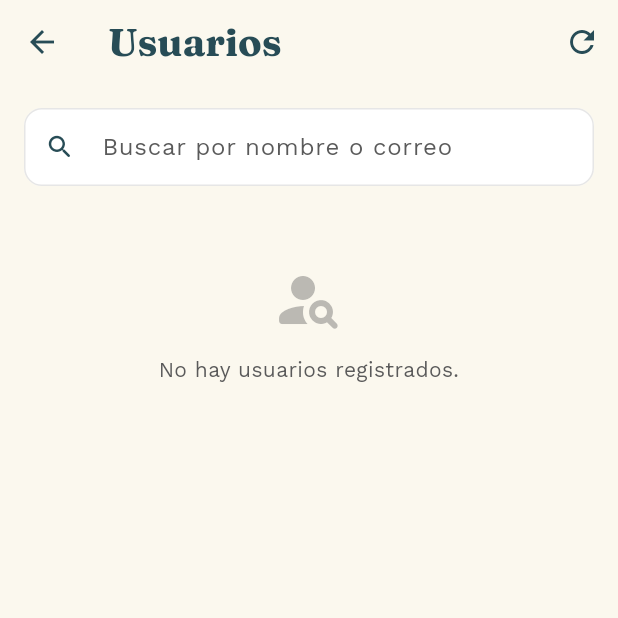
After one commit to LaurisDev/TripMeet, a Flutter app: the PanelAdminCertificadosScreen screen opened directly, after a tap on the "people alt" icon, on a phone screen of 412 x 824 dp, the top half of it. The commit adds this screen. Run offline on Flutter 3.47's test engine with Material 3 defaults, Android fonts, the phone set to English and light mode, and no system bars; our stand-ins replace camera, cloud_firestore, file_picker, firebase_auth, firebase_core, geolocator and 2 more; accounts and stored records are empty.

Commit message:
ver listado de usuarios registrados

```diff
--- /dev/null
+++ b/lib/gestion_usuarios_screen.dart
@@ -0,0 +1,370 @@
+import 'package:flutter/material.dart';
+
+import 'app_theme.dart';
+import 'form_styles.dart';
+import 'perfil_usuario_screen.dart';
+import 'usuarios_admin_service.dart';
+import 'widgets/aviso_error.dart';
+
+/// Panel del administrador (HU-30): listado completo de usuarios registrados,
+/// paginado, con búsqueda por nombre o correo. Al tocar un usuario se abre
+/// su perfil.
+class GestionUsuariosScreen extends StatefulWidget {
+  const GestionUsuariosScreen({this.service, this.abrirUsuario, super.key});
+
+  /// Servicio de usuarios (inyectable en pruebas).
+  final UsuariosAdminService? service;
+
+  /// Abre el perfil del usuario (inyectable en pruebas). Por defecto,
+  /// [PerfilUsuarioScreen].
+  final void Function(BuildContext context, UsuarioListado usuario)?
+  abrirUsuario;
+
+  @override
+  State<GestionUsuariosScreen> createState() => _GestionUsuariosScreenState();
+}
+
+class _GestionUsuariosScreenState extends State<GestionUsuariosScreen> {
+  late final UsuariosAdminService _service =
+      widget.service ?? UsuariosAdminService();
+  final TextEditingController _busqueda = TextEditingController();
+  final ScrollController _scroll = ScrollController();
+
+  List<UsuarioListado> _usuarios = <UsuarioListado>[];
+  bool _cargando = true;
+  String? _error;
+  int _pagina = 1;
+
+  @override
+  void initState() {
+    super.initState();
+    _cargar();
+  }
+
+  @override
+  void dispose() {
+    _busqueda.dispose();
+    _scroll.dispose();
+    super.dispose();
+  }
+
+  Future<void> _cargar() async {
+    setState(() {
+      _cargando = true;
+      _error = null;
+    });
+    try {
+      final List<UsuarioListado> usuarios = await _service.obtenerUsuarios();
+      if (mounted) setState(() => _usuarios = usuarios);
+    } on UsuariosAdminException catch (error) {
+      if (mounted) setState(() => _error = error.message);
+    } finally {
+      if (mounted) setState(() => _cargando = false);
+    }
+  }
+
+  void _irAPagina(int pagina) {
+    setState(() => _pagina = pagina);
+    if (_scroll.hasClients) _scroll.jumpTo(0);
+  }
+
+  void _abrir(UsuarioListado usuario) {
+    final void Function(BuildContext, UsuarioListado)? abrir =
+        widget.abrirUsuario;
+    if (abrir != null) {
+      abrir(context, usuario);
+      return;
+    }
+    Navigator.of(context).push(
+      MaterialPageRoute<void>(
+        builder: (_) => PerfilUsuarioScreen(uid: usuario.uid),
+      ),
+    );
+  }
+
+  @override
+  Widget build(BuildContext context) {
+    return Scaffold(
+      backgroundColor: AppTheme.crema,
+      appBar: AppBar(
+        title: const Text('Usuarios'),
+        actions: <Widget>[
+          IconButton(
+            tooltip: 'Actualizar',
+            onPressed: _cargando ? null : _cargar,
+            icon: const Icon(Icons.refresh),
+          ),
+        ],
+      ),
+      body: SafeArea(
+        child: Center(
+          child: ConstrainedBox(
+            constraints: const BoxConstraints(maxWidth: 720),
+            child: Column(
+              children: <Widget>[
+                Padding(
+                  padding: const EdgeInsets.fromLTRB(
+                    FormStyles.s16,
+                    FormStyles.s16,
+                    FormStyles.s16,
+                    FormStyles.s8,
+                  ),
+                  child: TextField(
+                    key: const Key('buscar-usuarios'),
+                    controller: _busqueda,
+                    textInputAction: TextInputAction.search,
+                    // Al buscar se vuelve a la primera página.
+                    onChanged: (_) => setState(() => _pagina = 1),
+                    decoration: FormStyles.input(
+                      label: 'Buscar por nombre o correo',
+                      icon: Icons.search_rounded,
+                      suffixIcon: _busqueda.text.isEmpty
+                          ? null
+                          : IconButton(
+                              tooltip: 'Limpiar búsqueda',
+                              icon: const Icon(Icons.close_rounded),
+                              onPressed: () => setState(() {
+                                _busqueda.clear();
+                                _pagina = 1;
+                              }),
+                            ),
+                    ),
+                  ),
+                ),
+                Expanded(child: _buildContenido()),
+              ],
+            ),
+          ),
+        ),
+      ),
+    );
+  }
+
+  Widget _buildContenido() {
+    if (_cargando) {
+      return const Center(child: CircularProgressIndicator());
+    }
+    if (_error != null) {
+      return ListView(
+        padding: const EdgeInsets.all(FormStyles.s16),
+        children: <Widget>[
+          AvisoError(mensaje: _error!),
+          const SizedBox(height: FormStyles.s8),
+          Center(
+            child: TextButton(
+              onPressed: _cargar,
+              child: const Text('Reintentar'),
+            ),
+          ),
+        ],
+      );
+    }
+
+    final String consulta = _busqueda.text.trim();
+    final List<UsuarioListado> encontrados = UsuariosAdminService.filtrar(
+      _usuarios,
+      consulta,
+    );
+    if (encontrados.isEmpty) {
+      return ListView(
+        padding: const EdgeInsets.all(FormStyles.s20),
+        children: <Widget>[
+          const SizedBox(height: FormStyles.s24),
+          Icon(
+            Icons.person_search_rounded,
+            size: 48,
+            color: AppTheme.textoSuave.withValues(alpha: 0.4),
+          ),
+          const SizedBox(height: FormStyles.s12),
+          Text(
+            consulta.isEmpty
+                ? 'No hay usuarios registrados.'
+                : 'No se encontraron usuarios para "$consulta".',
+            key: const Key('usuarios-sin-resultados'),
+            textAlign: TextAlign.center,
+            style: FormStyles.subtitulo(pequena: true),
+          ),
+        ],
+      );
+    }
+
+    final PaginaUsuarios pagina = UsuariosAdminService.paginar(
+      encontrados,
+      _pagina,
+    );
+    return Column(
+      children: <Widget>[
+        Padding(
+          padding: const EdgeInsets.symmetric(horizontal: FormStyles.s16),
+          child: Align(
+            alignment: Alignment.centerLeft,
+            child: Text(
+              consulta.isEmpty
+                  ? '${pagina.totalUsuarios} '
+                        '${pagina.totalUsuarios == 1 ? 'usuario' : 'usuarios'}'
+                  : '${pagina.totalUsuarios} '
+                        '${pagina.totalUsuarios == 1 ? 'resultado' : 'resultados'}',
+              key: const Key('usuarios-total'),
+              style: FormStyles.ayuda(),
+            ),
+          ),
+        ),
+        const SizedBox(height: FormStyles.s8),
+        Expanded(
+          child: RefreshIndicator(
+            onRefresh: _cargar,
+            child: ListView.separated(
+              controller: _scroll,
+              padding: const EdgeInsets.symmetric(horizontal: FormStyles.s16),
+              itemCount: pagina.usuarios.length,
+              separatorBuilder: (_, _) => const SizedBox(height: FormStyles.s8),
+              itemBuilder: (BuildContext context, int i) => _FilaUsuario(
+                usuario: pagina.usuarios[i],
+                onTap: () => _abrir(pagina.usuarios[i]),
+              ),
+            ),
+          ),
+        ),
+        if (pagina.totalPaginas > 1)
+          _Paginacion(pagina: pagina, onIrA: _irAPagina),
+      ],
+    );
+  }
+}
+
+class _FilaUsuario extends StatelessWidget {
+  const _FilaUsuario({required this.usuario, required this.onTap});
+
+  final UsuarioListado usuario;
+  final VoidCallback onTap;
+
+  @override
+  Widget build(BuildContext context) {
+    final String? rol = usuario.rol;
+    return Material(
+      key: Key('usuario-${usuario.uid}'),
+      color: Colors.white,
+      shape: RoundedRectangleBorder(
+        borderRadius: BorderRadius.circular(FormStyles.radio),
+        side: const BorderSide(color: FormStyles.colorBorde),
+      ),
+      clipBehavior: Clip.antiAlias,
+      child: InkWell(
+        onTap: onTap,
+        child: Padding(
+          padding: const EdgeInsets.all(FormStyles.s12),
+          child: Row(
+            children: <Widget>[
+              CircleAvatar(
+                radius: 20,
+                backgroundColor: AppTheme.azulPetroleo,
+                child: Text(
+                  usuario.nombre.characters.first.toUpperCase(),
+                  style: FormStyles.cuerpo(
+                    weight: FontWeight.w700,
+                    color: Colors.white,
+                  ),
+                ),
+              ),
+              const SizedBox(width: FormStyles.s12),
+              Expanded(
+                child: Column(
+                  crossAxisAlignment: CrossAxisAlignment.start,
+                  children: <Widget>[
+                    Text(
+                      usuario.nombre,
+                      maxLines: 1,
+                      overflow: TextOverflow.ellipsis,
+                      style: FormStyles.cuerpo(
+                        weight: FontWeight.w700,
+                        color: AppTheme.azulPetroleo,
+                      ),
+                    ),
+                    Text(
+                      usuario.correo.isEmpty ? 'Sin correo' : usuario.correo,
+                      maxLines: 1,
+                      overflow: TextOverflow.ellipsis,
+                      style: FormStyles.cuerpo(size: 13),
+                    ),
+                  ],
+                ),
+              ),
+              if (rol != null) ...<Widget>[
+                const SizedBox(width: FormStyles.s8),
+                Container(
+                  padding: const EdgeInsets.symmetric(
+                    horizontal: FormStyles.s8,
+                    vertical: 2,
+                  ),
+                  decoration: BoxDecoration(
+                    color: AppTheme.crema,
+                    borderRadius: BorderRadius.circular(FormStyles.radioPill),
+                    border: Border.all(color: FormStyles.colorBorde),
+                  ),
+                  child: Text(
+                    rol,
+                    style: FormStyles.cuerpo(
+                      size: 12,
+                      color: AppTheme.azulPetroleo,
+                    ),
+                  ),
+                ),
+              ],
+              const Icon(
+                Icons.chevron_right_rounded,
+                color: AppTheme.textoSuave,
+              ),
+            ],
+          ),
+        ),
+      ),
+    );
+  }
+}
+
+class _Paginacion extends StatelessWidget {
+  const _Paginacion({required this.pagina, required this.onIrA});
+
+  final PaginaUsuarios pagina;
+  final ValueChanged<int> onIrA;
+
+  @override
+  Widget build(BuildContext context) {
+    return Padding(
+      padding: const EdgeInsets.all(FormStyles.s12),
+      child: Row(
+        children: <Widget>[
+          TextButton.icon(
+            key: const Key('pagina-anterior'),
+            onPressed: pagina.hayAnterior
+                ? () => onIrA(pagina.pagina - 1)
+                : null,
+            icon: const Icon(Icons.chevron_left_rounded),
+            label: const Text('Anterior'),
+          ),
+          Expanded(
+            child: Text(
+              'Página ${pagina.pagina} de ${pagina.totalPaginas}',
+              key: const Key('pagina-actual'),
+              textAlign: TextAlign.center,
+              style: FormStyles.cuerpo(size: 13),
+            ),
+          ),
+          TextButton(
+            key: const Key('pagina-siguiente'),
+            onPressed: pagina.haySiguiente
+                ? () => onIrA(pagina.pagina + 1)
+                : null,
+            child: const Row(
+              mainAxisSize: MainAxisSize.min,
+              children: <Widget>[
+                Text('Siguiente'),
+                Icon(Icons.chevron_right_rounded),
+              ],
+            ),
+          ),
+        ],
+      ),
+    );
+  }
+}
--- a/lib/panel_admin_certificados_screen.dart
+++ b/lib/panel_admin_certificados_screen.dart
@@ -1,6 +1,7 @@
 
 import 'package:flutter/material.dart';
 import 'package:flutter/services.dart';
+import 'gestion_usuarios_screen.dart';
 import 'verificacion_admin_screen.dart';
 
 import 'guia_service.dart';
@@ -357,6 +358,18 @@ class _PanelAdminCertificadosScreenState
   title: const Text('Revisión de certificados'),
   actions: [
     IconButton(
+      tooltip: 'Usuarios',
+      icon: const Icon(Icons.people_alt_outlined),
+      onPressed: () {
+        Navigator.push(
+          context,
+          MaterialPageRoute(
+            builder: (_) => const GestionUsuariosScreen(),
+          ),
+        );
+      },
+    ),
+    IconButton(
       tooltip: 'Verificación de identidad',
       icon: const Icon(Icons.verified_user_outlined),
       onPressed: () {
--- /dev/null
+++ b/lib/usuarios_admin_service.dart
@@ -0,0 +1,173 @@
+import 'package:cloud_firestore/cloud_firestore.dart';
+
+import 'perfil_usuario_screen.dart' show PerfilPublico;
+
+/// Usuarios por página en el panel de gestión de usuarios.
+const int usuariosPorPagina = 20;
+
+/// Un usuario tal como lo ve el administrador en el listado (HU-30).
+class UsuarioListado {
+  const UsuarioListado({
+    required this.uid,
+    required this.nombre,
+    required this.correo,
+    this.rol,
+    this.fechaRegistro,
+  });
+
+  final String uid;
+
+  /// `nombre` del perfil o, si no tiene, la parte del correo antes de la @
+  /// (el mismo nombre visible del perfil).
+  final String nombre;
+
+  /// Correo registrado; vacío si el perfil no lo tiene.
+  final String correo;
+
+  /// "Turista" o "Guía turístico"; `null` si no tiene un rol conocido.
+  final String? rol;
+  final DateTime? fechaRegistro;
+
+  factory UsuarioListado.desdeDocumento(
+    DocumentSnapshot<Map<String, dynamic>> documento,
+  ) {
+    final Map<String, dynamic> datos = documento.data() ?? <String, dynamic>{};
+    final PerfilPublico perfil = PerfilPublico(datos);
+    final dynamic correo = datos['correo'];
+    return UsuarioListado(
+      uid: documento.id,
+      nombre: perfil.nombre,
+      correo: correo is String ? correo.trim() : '',
+      rol: perfil.rol,
+      fechaRegistro: (datos['fechaCreacion'] as Timestamp?)?.toDate(),
+    );
+  }
+}
+
+/// Una página del listado: los usuarios de esa página y el total.
+class PaginaUsuarios {
+  const PaginaUsuarios({
+    required this.usuarios,
+    required this.pagina,
+    required this.totalPaginas,
+    required this.totalUsuarios,
+  });
+
+  final List<UsuarioListado> usuarios;
+
+  /// Página actual, empezando en 1.
+  final int pagina;
+  final int totalPaginas;
+  final int totalUsuarios;
+
+  bool get hayAnterior => pagina > 1;
+  bool get haySiguiente => pagina < totalPaginas;
+}
+
+/// Excepción con un mensaje seguro para mostrar en la interfaz.
+class UsuariosAdminException implements Exception {
+  const UsuariosAdminException(this.message, {this.code});
+
+  final String message;
+  final String? code;
+
+  @override
+  String toString() => message;
+}
+
+/// Consulta de usuarios para el panel del administrador (HU-30): listado
+/// completo, búsqueda por nombre o correo y paginación.
+///
+/// Firestore no permite buscar "contiene" ni ignorar mayúsculas y tildes,
+/// así que se leen los perfiles de `usuarios` una vez y la búsqueda y la
+/// paginación se hacen en la app. Es adecuado para cientos o pocos miles
+/// de usuarios; con muchos más convendría guardar campos normalizados y
+/// buscar por prefijo en el servidor.
+class UsuariosAdminService {
+  UsuariosAdminService({FirebaseFirestore? firestore})
+    : _firestore = firestore ?? FirebaseFirestore.instance;
+
+  final FirebaseFirestore _firestore;
+
+  /// Todos los usuarios registrados, ordenados por nombre (y por correo si
+  /// el nombre coincide).
+  Future<List<UsuarioListado>> obtenerUsuarios() async {
+    try {
+      final QuerySnapshot<Map<String, dynamic>> snapshot = await _firestore
+          .collection('usuarios')
+          .get();
+      final List<UsuarioListado> usuarios = snapshot.docs
+          .map(UsuarioListado.desdeDocumento)
+          .toList();
+      usuarios.sort((UsuarioListado a, UsuarioListado b) {
+        final int porNombre = normalizar(a.nombre)
+            .compareTo(normalizar(b.nombre));
+        return porNombre != 0
+            ? porNombre
+            : normalizar(a.correo).compareTo(normalizar(b.correo));
+      });
+      return usuarios;
+    } on FirebaseException catch (error) {
+      throw UsuariosAdminException(
+        error.code == 'permission-denied'
+            ? 'No tienes permiso para ver los usuarios.'
+            : 'No se pudieron cargar los usuarios. Inténtalo de nuevo.',
+        code: error.code,
+      );
+    }
+  }
+
+  /// Minúsculas y sin tildes, para comparar y buscar.
+  static String normalizar(String texto) {
+    const Map<String, String> sinTilde = <String, String>{
+      'á': 'a',
+      'é': 'e',
+      'í': 'i',
+      'ó': 'o',
+      'ú': 'u',
+      'ü': 'u',
+      'ñ': 'n',
+    };
+    final StringBuffer salida = StringBuffer();
+    for (final String c in texto.trim().toLowerCase().split('')) {
+      salida.write(sinTilde[c] ?? c);
+    }
+    return salida.toString();
+  }
+
+  /// Usuarios cuyo nombre o correo contienen [consulta], sin distinguir
+  /// mayúsculas ni tildes. Una consulta vacía devuelve todos.
+  static List<UsuarioListado> filtrar(
+    List<UsuarioListado> usuarios,
+    String consulta,
+  ) {
+    final String buscado = normalizar(consulta);
+    if (buscado.isEmpty) return usuarios;
+    return <UsuarioListado>[
+      for (final UsuarioListado u in usuarios)
+        if (normalizar(u.nombre).contains(buscado) ||
+            normalizar(u.correo).contains(buscado))
+          u,
+    ];
+  }
+
+  /// La página [pagina] (desde 1) de [usuarios], de [tamano] en [tamano].
+  /// Si [pagina] se sale del rango, se ajusta a la primera o la última.
+  static PaginaUsuarios paginar(
+    List<UsuarioListado> usuarios,
+    int pagina, {
+    int tamano = usuariosPorPagina,
+  }) {
+    final int totalPaginas = usuarios.isEmpty
+        ? 1
+        : (usuarios.length / tamano).ceil();
+    final int actual = pagina.clamp(1, totalPaginas);
+    final int inicio = (actual - 1) * tamano;
+    return PaginaUsuarios(
+      usuarios: usuarios.skip(inicio).take(tamano).toList(),
+      pagina: actual,
+      totalPaginas: totalPaginas,
+      totalUsuarios: usuarios.length,
+    );
+  }
+}
```
Also changed, not shown: 6 other files.
